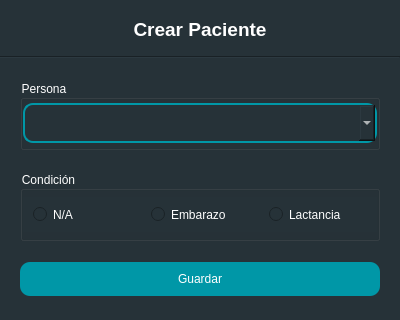
First picture: the form in ui/paciente_dialog.ui, repository hm2206/strong_teeth, before the edit.
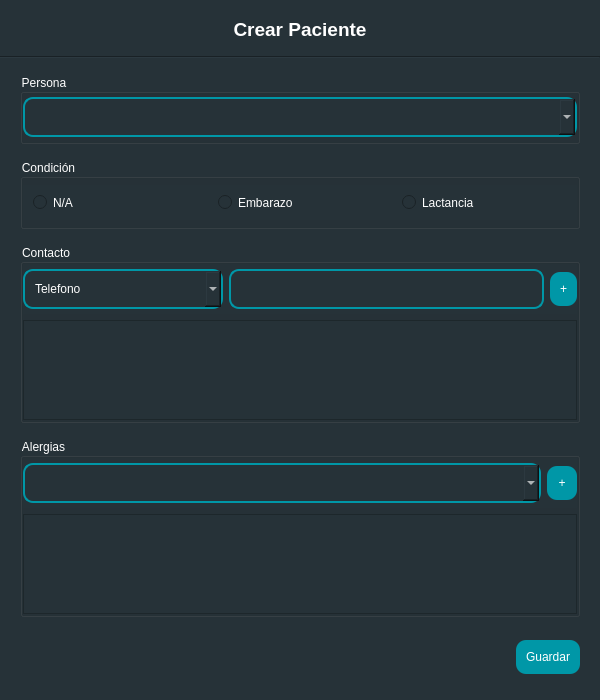
Second picture: the form after the edit.

The edit to the form file:
```diff
--- a/ui/paciente_dialog.ui
+++ b/ui/paciente_dialog.ui
@@ -9,20 +9,20 @@
    <rect>
     <x>0</x>
     <y>0</y>
-    <width>400</width>
-    <height>320</height>
+    <width>600</width>
+    <height>700</height>
    </rect>
   </property>
   <property name="minimumSize">
    <size>
-    <width>400</width>
-    <height>320</height>
+    <width>600</width>
+    <height>700</height>
    </size>
   </property>
   <property name="maximumSize">
    <size>
-    <width>400</width>
-    <height>320</height>
+    <width>600</width>
+    <height>700</height>
    </size>
   </property>
   <property name="windowTitle">
@@ -105,6 +105,17 @@
 QRadioButton {
 	color:  white;
 	padding: 10px;
+}
+
+QPushButton {
+    color:  white;
+    background-color: #0097a7;
+	border-radius: 10px;
+	padding: 10px;
+}
+
+QListWidget {
+	color: white;
 }</string>
      </property>
      <layout class="QVBoxLayout" name="verticalLayout" stretch="1,0,8">
@@ -284,21 +295,276 @@
           </widget>
          </item>
          <item>
-          <widget class="QPushButton" name="btn_save">
-           <property name="cursor">
-            <cursorShape>PointingHandCursor</cursorShape>
+          <widget class="QGroupBox" name="groupBox_2">
+           <property name="title">
+            <string>Contacto</string>
            </property>
-           <property name="styleSheet">
-            <string notr="true">QPushButton {
+           <layout class="QVBoxLayout" name="verticalLayout_5">
+            <property name="leftMargin">
+             <number>0</number>
+            </property>
+            <property name="topMargin">
+             <number>0</number>
+            </property>
+            <property name="rightMargin">
+             <number>0</number>
+            </property>
+            <property name="bottomMargin">
+             <number>0</number>
+            </property>
+            <item>
+             <widget class="QFrame" name="frame_4">
+              <property name="minimumSize">
+               <size>
+                <width>0</width>
+                <height>50</height>
+               </size>
+              </property>
+              <property name="maximumSize">
+               <size>
+                <width>16777215</width>
+                <height>50</height>
+               </size>
+              </property>
+              <property name="frameShadow">
+               <enum>QFrame::Raised</enum>
+              </property>
+              <layout class="QGridLayout" name="gridLayout_2" columnstretch="5,0,0" columnminimumwidth="1,5,1">
+               <property name="leftMargin">
+                <number>0</number>
+               </property>
+               <property name="topMargin">
+                <number>0</number>
+               </property>
+               <property name="rightMargin">
+                <number>0</number>
+               </property>
+               <property name="bottomMargin">
+                <number>0</number>
+               </property>
+               <property name="spacing">
+                <number>6</number>
+               </property>
+               <item row="0" column="0">
+                <widget class="QComboBox" name="cmb_contacto">
+                 <property name="minimumSize">
+                  <size>
+                   <width>100</width>
+                   <height>0</height>
+                  </size>
+                 </property>
+                 <property name="maximumSize">
+                  <size>
+                   <width>200</width>
+                   <height>100</height>
+                  </size>
+                 </property>
+                 <item>
+                  <property name="text">
+                   <string>Telefono</string>
+                  </property>
+                 </item>
+                 <item>
+                  <property name="text">
+                   <string>Celular</string>
+                  </property>
+                 </item>
+                 <item>
+                  <property name="text">
+                   <string>Correo</string>
+                  </property>
+                 </item>
+                </widget>
+               </item>
+               <item row="0" column="1">
+                <widget class="QLineEdit" name="input_contacto"/>
+               </item>
+               <item row="0" column="2">
+                <widget class="QPushButton" name="btn_contacto">
+                 <property name="cursor">
+                  <cursorShape>PointingHandCursor</cursorShape>
+                 </property>
+                 <property name="text">
+                  <string>+</string>
+                 </property>
+                </widget>
+               </item>
+              </layout>
+             </widget>
+            </item>
+            <item>
+             <widget class="QListWidget" name="list_contacto">
+              <property name="minimumSize">
+               <size>
+                <width>0</width>
+                <height>100</height>
+               </size>
+              </property>
+              <property name="maximumSize">
+               <size>
+                <width>16777215</width>
+                <height>100</height>
+               </size>
+              </property>
+             </widget>
+            </item>
+           </layout>
+          </widget>
+         </item>
+         <item>
+          <widget class="QGroupBox" name="groupBox_3">
+           <property name="title">
+            <string>Alergias</string>
+           </property>
+           <property name="alignment">
+            <set>Qt::AlignLeading|Qt::AlignLeft|Qt::AlignTop</set>
+           </property>
+           <layout class="QVBoxLayout" name="verticalLayout_4">
+            <property name="leftMargin">
+             <number>0</number>
+            </property>
+            <property name="topMargin">
+             <number>0</number>
+            </property>
+            <property name="rightMargin">
+             <number>0</number>
+            </property>
+            <property name="bottomMargin">
+             <number>0</number>
+            </property>
+            <item>
+             <widget class="QFrame" name="frame_5">
+              <property name="minimumSize">
+               <size>
+                <width>0</width>
+                <height>50</height>
+               </size>
+              </property>
+              <property name="maximumSize">
+               <size>
+                <width>16777215</width>
+                <height>50</height>
+               </size>
+              </property>
+              <property name="frameShape">
+               <enum>QFrame::NoFrame</enum>
+              </property>
+              <property name="frameShadow">
+               <enum>QFrame::Raised</enum>
+              </property>
+              <layout class="QGridLayout" name="gridLayout_3" columnstretch="17,1">
+               <property name="leftMargin">
+                <number>0</number>
+               </property>
+               <property name="topMargin">
+                <number>0</number>
+               </property>
+               <property name="rightMargin">
+                <number>0</number>
+               </property>
+               <property name="bottomMargin">
+                <number>0</number>
+               </property>
+               <item row="0" column="0">
+                <widget class="QComboBox" name="cmb_alergias"/>
+               </item>
+               <item row="0" column="1">
+                <widget class="QPushButton" name="btn_alergias">
+                 <property name="cursor">
+                  <cursorShape>PointingHandCursor</cursorShape>
+                 </property>
+                 <property name="text">
+                  <string>+</string>
+                 </property>
+                </widget>
+               </item>
+              </layout>
+             </widget>
+            </item>
+            <item>
+             <widget class="QListWidget" name="list_alergias">
+              <property name="minimumSize">
+               <size>
+                <width>0</width>
+                <height>100</height>
+               </size>
+              </property>
+              <property name="maximumSize">
+               <size>
+                <width>16777215</width>
+                <height>100</height>
+               </size>
+              </property>
+             </widget>
+            </item>
+           </layout>
+          </widget>
+         </item>
+         <item>
+          <widget class="QFrame" name="frame_3">
+           <property name="minimumSize">
+            <size>
+             <width>0</width>
+             <height>50</height>
+            </size>
+           </property>
+           <property name="maximumSize">
+            <size>
+             <width>16777215</width>
+             <height>50</height>
+            </size>
+           </property>
+           <property name="frameShape">
+            <enum>QFrame::NoFrame</enum>
+           </property>
+           <property name="frameShadow">
+            <enum>QFrame::Raised</enum>
+           </property>
+           <layout class="QGridLayout" name="gridLayout">
+            <property name="leftMargin">
+             <number>0</number>
+            </property>
+            <property name="topMargin">
+             <number>0</number>
+            </property>
+            <property name="rightMargin">
+             <number>0</number>
+            </property>
+            <property name="bottomMargin">
+             <number>0</number>
+            </property>
+            <item row="0" column="1">
+             <widget class="QPushButton" name="btn_save">
+              <property name="cursor">
+               <cursorShape>PointingHandCursor</cursorShape>
+              </property>
+              <property name="styleSheet">
+               <string notr="true">QPushButton {
     color:  white;
 	background-color: #0097a7;
 	border-radius: 10px;
 	padding: 10px;
 }</string>
-           </property>
-           <property name="text">
-            <string>Guardar</string>
-           </property>
+              </property>
+              <property name="text">
+               <string>Guardar</string>
+              </property>
+             </widget>
+            </item>
+            <item row="0" column="0">
+             <spacer name="horizontalSpacer">
+              <property name="orientation">
+               <enum>Qt::Horizontal</enum>
+              </property>
+              <property name="sizeHint" stdset="0">
+               <size>
+                <width>40</width>
+                <height>20</height>
+               </size>
+              </property>
+             </spacer>
+            </item>
+           </layout>
           </widget>
          </item>
         </layout>
```
